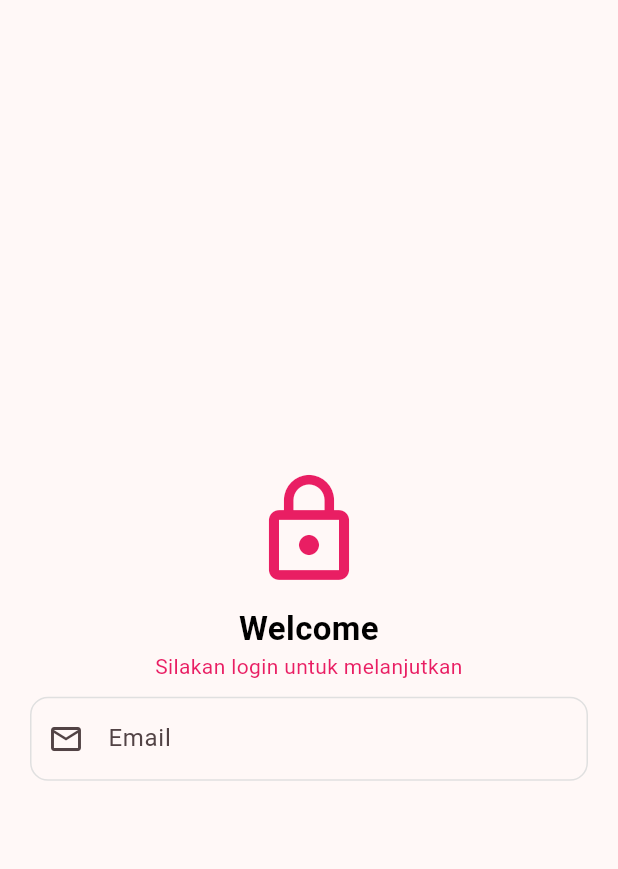
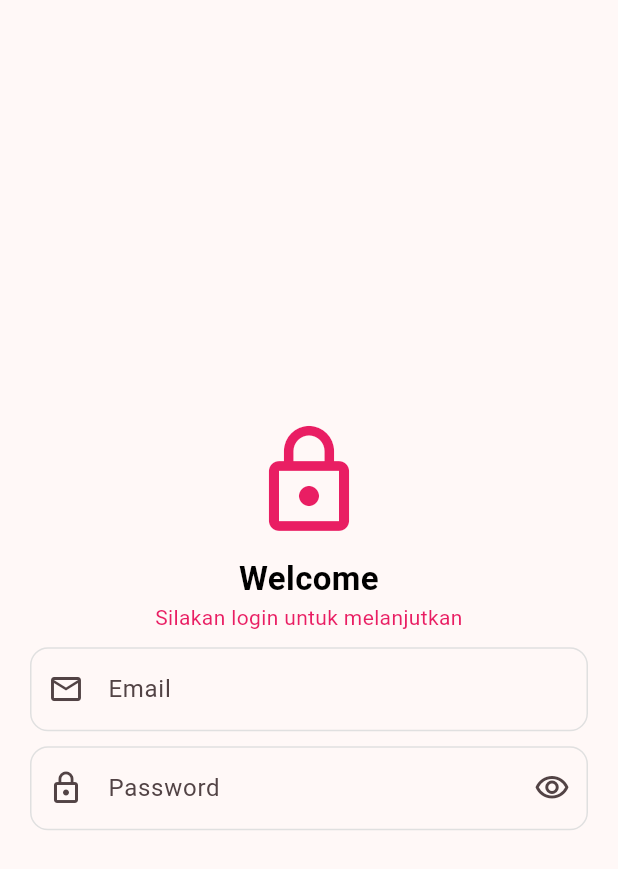
Before and after one commit to helenoktaa/KB1179-1123150205-uts, a Flutter app: the Login screen opened directly, on a phone screen of 412 x 824 dp. Shown: the top 869 px of the screen. Run offline on Flutter 3.47's test engine with Material 3 defaults, Android fonts, the light colour scheme and no system bars.

Commit message:
update login: add TextField Input Password

```diff
--- a/lib/screen/login.dart
+++ b/lib/screen/login.dart
@@ -55,6 +55,29 @@
                   ),
                 ),
               ),
+              SizedBox(height: 10),
+
+              //pasword
+              TextField(
+                obscureText: true,
+                decoration: InputDecoration(
+                  labelText: 'Password',
+                  hintText: 'Masukkan password Anda',
+                  prefixIcon: const Icon(Icons.lock_outline),
+                  suffixIcon: const Icon(Icons.visibility_outlined),
+                  border: OutlineInputBorder(
+                    borderRadius: BorderRadius.circular(12.0),
+                  ),
+                  enabledBorder: OutlineInputBorder(
+                    borderRadius: BorderRadius.circular(12),
+                    borderSide: BorderSide(color: Colors.grey[300]!),
+                  ),
+                  focusedBorder: OutlineInputBorder(
+                    borderRadius: BorderRadius.circular(12),
+                    borderSide: BorderSide(color: Colors.blue[700]!, width: 2),
+                  ),
+                ),
+              ),
             ],
           ),
         ),
```
